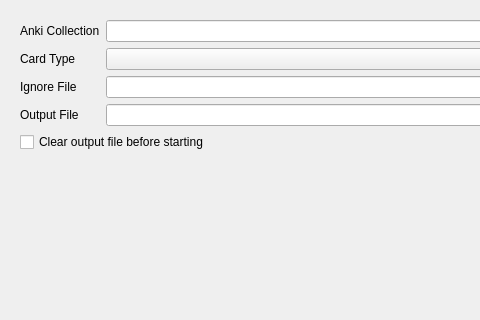
This is plover_cards/card_builder.ui in antistic/plover_cards as Qt 5 draws it before an edit; both pictures show x 0 to 480 and y 0 to 320 of the 865 by 587 pixel window. The edited form follows.
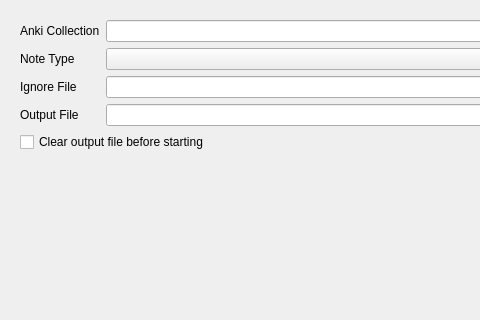
This is the edited form. The open tabs and pages were chosen to show the change. Icons and pictures are not drawn.

Commit message: change "card type" to "note type" to match Anki terminology

Diff of the .ui file:
```diff
--- a/plover_cards/card_builder.ui
+++ b/plover_cards/card_builder.ui
@@ -51,7 +51,7 @@
          <item row="1" column="0">
           <widget class="QLabel" name="label_6">
            <property name="text">
-            <string>Card Type</string>
+            <string>Note Type</string>
            </property>
           </widget>
          </item>
```
Left out of the diff: 2 changed lines with no effect on the pictures. The commit also changes 4 other files.
